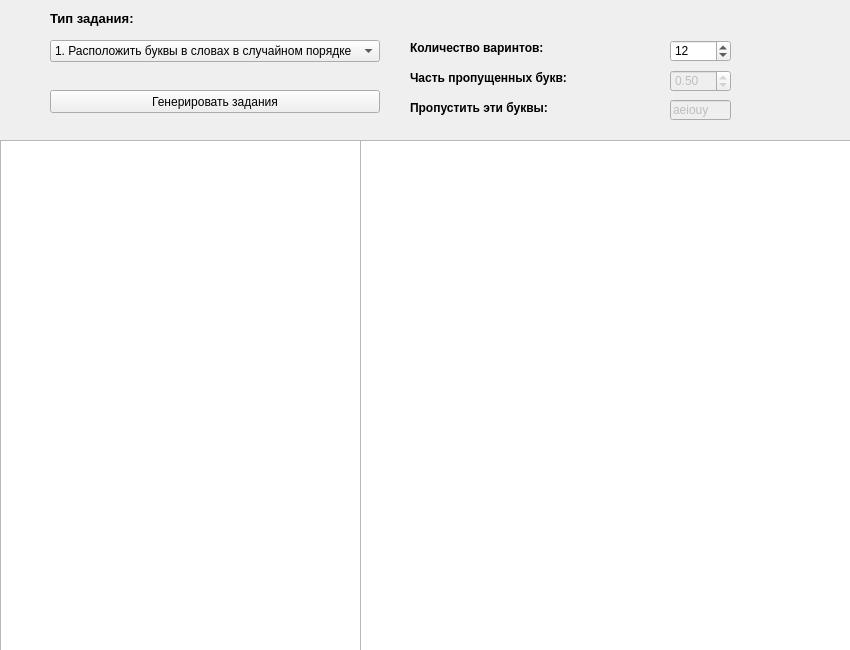
First picture: the form in tools/dialog_widget.ui, repository UlrichVonRekkenin/JobGenerator.edu, before the edit.
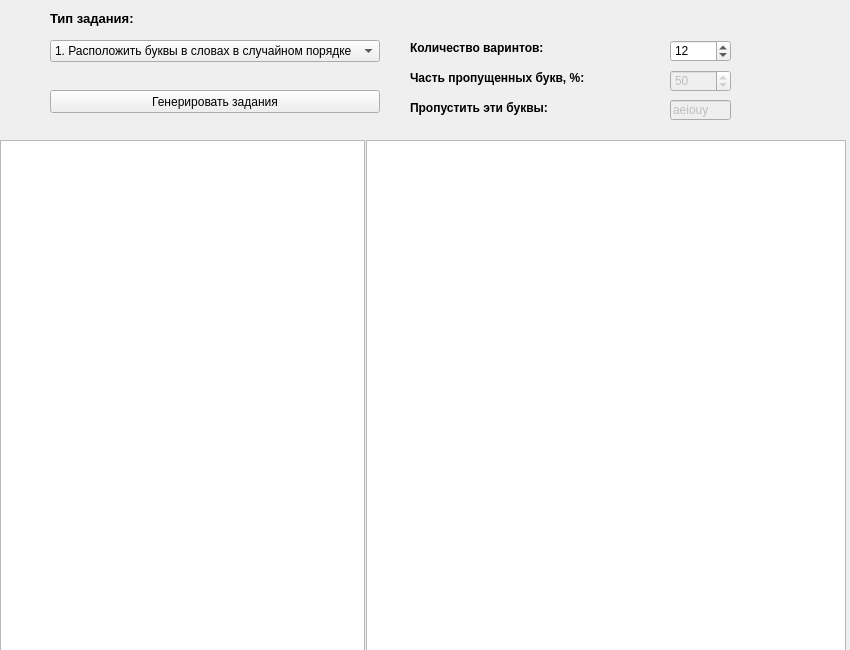
Second picture: the form after the edit.

```diff
--- a/tools/dialog_widget.ui
+++ b/tools/dialog_widget.ui
@@ -62,17 +62,20 @@
      <height>22</height>
     </rect>
    </property>
+   <property name="decimals">
+    <number>0</number>
+   </property>
    <property name="minimum">
-    <double>0.100000000000000</double>
+    <double>10.000000000000000</double>
    </property>
    <property name="maximum">
-    <double>0.900000000000000</double>
+    <double>90.000000000000000</double>
    </property>
    <property name="singleStep">
     <double>0.050000000000000</double>
    </property>
    <property name="value">
-    <double>0.500000000000000</double>
+    <double>50.000000000000000</double>
    </property>
   </widget>
   <widget class="QPlainTextEdit" name="mMemoIn">
@@ -227,15 +230,15 @@
     </font>
    </property>
    <property name="text">
-    <string>Часть пропущенных букв:</string>
+    <string>Часть пропущенных букв, %:</string>
    </property>
   </widget>
   <widget class="QPlainTextEdit" name="mMemoOut">
    <property name="geometry">
     <rect>
-     <x>360</x>
+     <x>366</x>
      <y>140</y>
-     <width>501</width>
+     <width>480</width>
      <height>531</height>
     </rect>
    </property>
```
Left out of the diff: 7 changed lines with no effect on the pictures.
